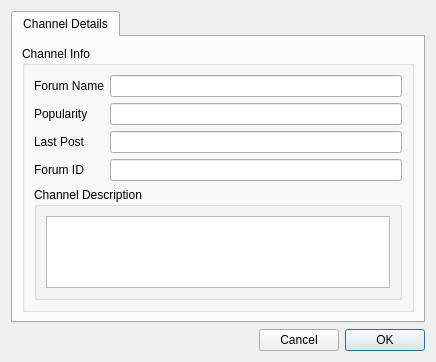
Old version of the form retroshare-gui/src/gui/channels/ChannelDetails.ui in the repository RetroShare/RetroShare.
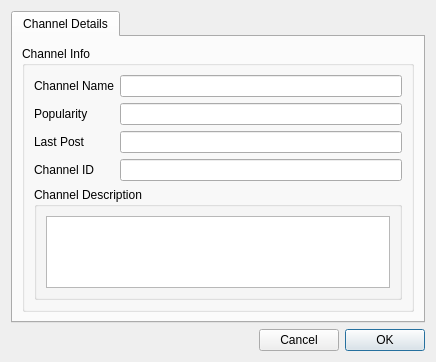
New version of the form. Icons and pictures are not drawn.

Commit message: Fixed Channel Detail Labels, forget some renaming

```diff
--- a/retroshare-gui/src/gui/channels/ChannelDetails.ui
+++ b/retroshare-gui/src/gui/channels/ChannelDetails.ui
@@ -41,7 +41,7 @@
           <item row="0" column="0">
            <widget class="QLabel" name="label">
             <property name="text">
-             <string>Forum Name</string>
+             <string>Channel Name</string>
             </property>
            </widget>
           </item>
@@ -79,7 +79,7 @@
           <item row="3" column="0">
            <widget class="QLabel" name="label_2">
             <property name="text">
-             <string>Forum ID</string>
+             <string>Channel ID</string>
             </property>
            </widget>
           </item>
```
